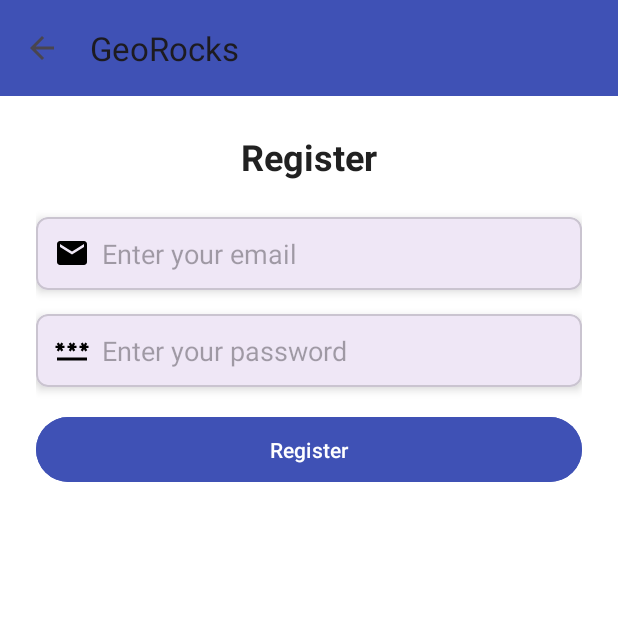
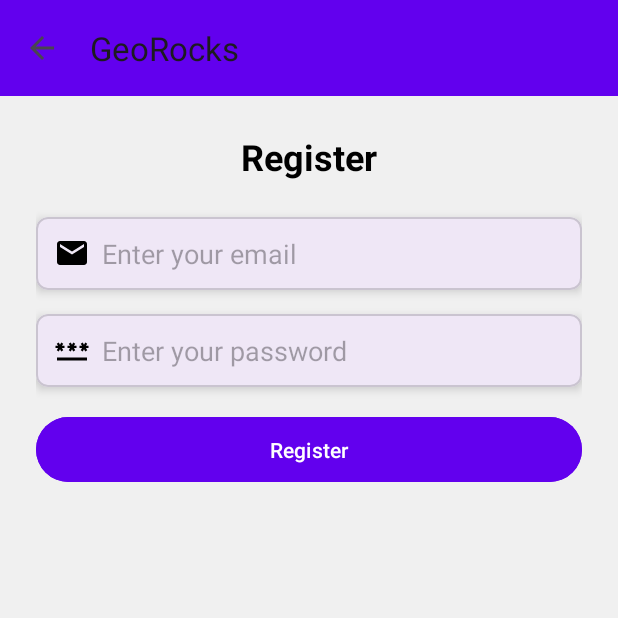
Before and after one commit to EnigmaK9/GeoRocksUNAM, an Android app: the RegisterActivity screen opened directly, with no data from a screen before it, on a phone screen of 412 x 824 dp, the top half of it. Run offline under Robolectric (Android 15) with nearby library versions, the phone set to English and light mode, and no system bars; our stand-ins replace Firebase (no records; nobody signed in at launch, a user with empty details on screens opened directly).

Commit message:
practice02 is working in this commit

```diff
--- a/app/src/main/res/layout/activity_register.xml
+++ b/app/src/main/res/layout/activity_register.xml
@@ -2,7 +2,7 @@
 <androidx.coordinatorlayout.widget.CoordinatorLayout
     xmlns:android="http://schemas.android.com/apk/res/android"
     xmlns:app="http://schemas.android.com/apk/res-auto"
-    android:id="@+id/registerCoordinatorLayout"
+    android:id="@+id/register_coordinator_layout"
     android:layout_width="match_parent"
     android:layout_height="match_parent">
 
@@ -10,14 +10,14 @@
     <com.google.android.material.appbar.AppBarLayout
         android:layout_width="match_parent"
         android:layout_height="wrap_content"
-        android:background="@color/primaryColor">
+        android:background="@color/primary_color">
 
         <com.google.android.material.appbar.MaterialToolbar
-            android:id="@+id/toolbarRegister"
+            android:id="@+id/toolbar_register"
             android:layout_width="match_parent"
             android:layout_height="?attr/actionBarSize"
             android:title="@string/register_title"
-            android:titleTextColor="@color/white"
+            android:titleTextColor="@color/high_contrast_white"
             app:popupTheme="@style/ThemeOverlay.MaterialComponents.Light" />
     </com.google.android.material.appbar.AppBarLayout>
 
@@ -27,28 +27,28 @@
         android:layout_height="match_parent"
         app:layout_behavior="@string/appbar_scrolling_view_behavior"
         android:fillViewport="true"
-        android:background="@color/backgroundColor">
+        android:background="@color/contrast_background">
 
         <LinearLayout
-            android:id="@+id/registerContainer"
+            android:id="@+id/register_container"
             android:layout_width="match_parent"
             android:layout_height="wrap_content"
             android:orientation="vertical"
             android:padding="24dp"
             android:gravity="center_horizontal">
 
-            <!-- Register Title -->
+            <!-- Title -->
             <TextView
-                android:id="@+id/tvRegisterTitle"
+                android:id="@+id/tv_register_title"
                 android:layout_width="wrap_content"
                 android:layout_height="wrap_content"
                 android:text="@string/register"
                 android:textSize="24sp"
                 android:textStyle="bold"
-                android:textColor="@color/primaryTextColor"
+                android:textColor="@color/high_contrast_text"
                 android:layout_marginBottom="24dp" />
 
-            <!-- Email Input Field -->
+            <!-- Email Input -->
             <com.google.android.material.card.MaterialCardView
                 android:layout_width="match_parent"
                 android:layout_height="wrap_content"
@@ -57,7 +57,7 @@
                 app:cardElevation="4dp">
 
                 <EditText
-                    android:id="@+id/etEmailRegister"
+                    android:id="@+id/et_email_register"
                     android:layout_width="match_parent"
                     android:layout_height="wrap_content"
                     android:hint="@string/email_hint"
@@ -65,10 +65,11 @@
                     android:padding="12dp"
                     android:drawableStart="@drawable/ic_email"
                     android:drawablePadding="8dp"
-                    android:background="@null" />
+                    android:background="@null"
+                    android:textColor="@color/high_contrast_text" />
             </com.google.android.material.card.MaterialCardView>
 
-            <!-- Password Input Field -->
+            <!-- Password Input -->
             <com.google.android.material.card.MaterialCardView
                 android:layout_width="match_parent"
                 android:layout_height="wrap_content"
@@ -77,7 +78,7 @@
                 app:cardElevation="4dp">
 
                 <EditText
-                    android:id="@+id/etPasswordRegister"
+                    android:id="@+id/et_password_register"
                     android:layout_width="match_parent"
                     android:layout_height="wrap_content"
                     android:hint="@string/password_hint"
@@ -85,27 +86,27 @@
                     android:padding="12dp"
                     android:drawableStart="@drawable/ic_password"
                     android:drawablePadding="8dp"
-                    android:background="@null" />
+                    android:background="@null"
+                    android:textColor="@color/high_contrast_text" />
             </com.google.android.material.card.MaterialCardView>
 
             <!-- Register Button -->
             <com.google.android.material.button.MaterialButton
-                android:id="@+id/btnRegister"
+                android:id="@+id/btn_register"
                 android:layout_width="match_parent"
                 android:layout_height="wrap_content"
                 android:text="@string/register_button"
-                android:backgroundTint="@color/buttonColor"
-                android:textColor="@color/buttonTextColor"
+                android:backgroundTint="@color/primary_color"
+                android:textColor="@color/high_contrast_white"
                 android:padding="12dp"
                 android:layout_marginBottom="16dp" />
 
-            <!-- ProgressBar (Initially Hidden) -->
+            <!-- ProgressBar -->
             <ProgressBar
-                android:id="@+id/progressBarRegister"
+                android:id="@+id/progress_bar_register"
                 android:layout_width="wrap_content"
                 android:layout_height="wrap_content"
                 android:visibility="gone" />
-
         </LinearLayout>
     </ScrollView>
 </androidx.coordinatorlayout.widget.CoordinatorLayout>
--- a/app/src/main/res/layout/activity_rock_detail.xml
+++ b/app/src/main/res/layout/activity_rock_detail.xml
@@ -23,7 +23,7 @@
         android:layout_width="match_parent"
         android:layout_height="match_parent"
         android:fillViewport="true"
-        android:background="@color/backgroundColor"
+        android:background="@color/contrast_background"
         app:layout_behavior="@string/appbar_scrolling_view_behavior">
 
         <LinearLayout
@@ -47,7 +47,7 @@
                 android:layout_height="wrap_content"
                 android:textSize="24sp"
                 android:textStyle="bold"
-                android:textColor="@color/primaryTextColor"
+                android:textColor="@color/primary_color"
                 android:text="@string/rock_title"
                 android:layout_marginBottom="16dp" />
 
--- a/app/src/main/res/layout/fragment_rocks_list.xml
+++ b/app/src/main/res/layout/fragment_rocks_list.xml
@@ -9,7 +9,7 @@
     <com.google.android.material.appbar.AppBarLayout
         android:layout_width="match_parent"
         android:layout_height="wrap_content"
-        android:background="@color/primaryColor">
+        android:background="@color/primary_color">
 
         <com.google.android.material.appbar.MaterialToolbar
             android:id="@+id/toolbarRocksList"
--- a/app/src/main/res/values/colors.xml
+++ b/app/src/main/res/values/colors.xml
@@ -1,28 +1,21 @@
-<?xml version="1.0" encoding="utf-8"?>
 <resources>
-    <!-- General Colors -->
-    <color name="backgroundColor">#FFFFFF</color>
-    <color name="primaryTextColor">#212121</color>
-    <color name="secondaryTextColor">#757575</color>
-    <color name="primaryColor">#3F51B5</color>
-    <color name="black">#000000</color>
-    <color name="white">#FFFFFF</color>
-    <color name="googleBlue">#4285F4</color>
-    <color name="accentColor">#FF4081</color>
-    <color name="primaryDarkColor">#3700B3</color>
+    <!-- Primary colors -->
+    <color name="primary_color">#6200ee</color>
+    <color name="primary_dark_color">#3700b3</color>
+    <color name="google_blue">#4285f4</color>
 
-    <!-- Additional Colors for UI Feedback -->
-    <color name="errorColor">#B00020</color> <!-- Red color for errors -->
-    <color name="successColor">#4CAF50</color> <!-- Green color for success -->
-    <color name="disabledColor">#9E9E9E</color> <!-- Gray for disabled elements -->
+    <!-- High contrast colors -->
+    <color name="high_contrast_white">#ffffff</color>
+    <color name="high_contrast_text">#000000</color>
+    <color name="contrast_background">#f0f0f0</color>
 
-    <!-- Button Colors -->
-    <color name="buttonColor">#3F51B5</color> <!-- Button background color -->
-    <color name="buttonTextColor">#FFFFFF</color> <!-- Button text color -->
+    <!-- Other colors -->
+    <color name="white">#ffffff</color>
+    <color name="secondary_text_color">#757575</color>
 
-    <!-- Optional: Snackbar Colors (if customizing) -->
-    <color name="snackbarBackgroundColor">#323232</color> <!-- Dark Gray for Snackbar background -->
-    <color name="snackbarTextColor">#FFFFFF</color> <!-- White text for Snackbar -->
 
-    <!-- Any other specific colors used in your app -->
+    <color name="success_color">#4CAF50</color> <!-- Verde para éxito -->
+    <color name="error_color">#F44336</color> <!-- Rojo para errores -->
+    <color name="snackbar_text_color">#FFFFFF</color> <!-- Blanco para texto en Snackbar -->
+
 </resources>
--- a/app/src/main/res/values/styles.xml
+++ b/app/src/main/res/values/styles.xml
@@ -3,7 +3,7 @@
         <item name="android:layout_width">wrap_content</item>
         <item name="android:layout_height">wrap_content</item>
         <item name="android:textSize">18sp</item>
-        <item name="android:textColor">@color/secondaryTextColor</item>
+        <item name="android:textColorSecondary">@color/secondary_text_color</item>
         <item name="android:layout_marginTop">8dp</item>
     </style>
 </resources>
```
Also changed, not shown: app/src/main/java/com/enigma/georocks/ui/activities/RegisterActivity.kt (+10 -10 lines), app/src/main/res/layout/activity_login.xml (+11 -13 lines), app/src/main/res/layout/activity_reset_password.xml (+23 -21 lines).
